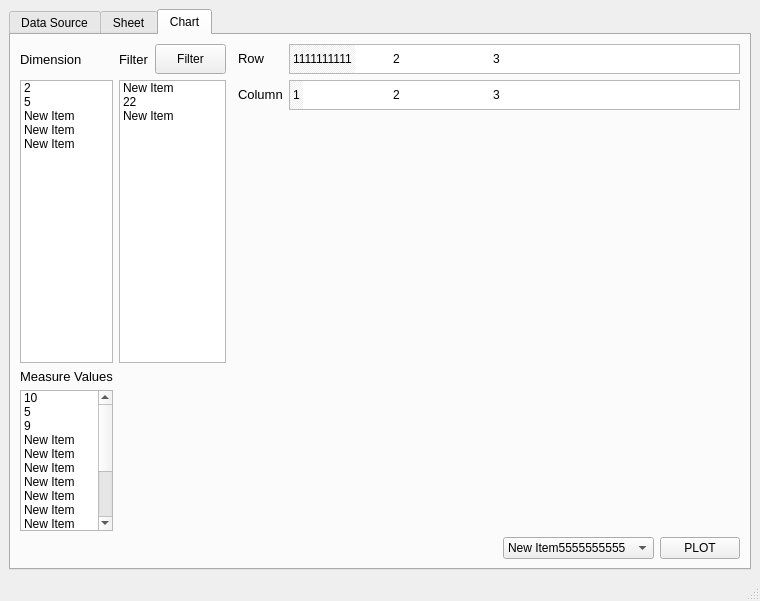
This is mainGUI.ui in ThanawatKMUTNB/DataViz as Qt 5 draws it before an edit. The edited form follows.
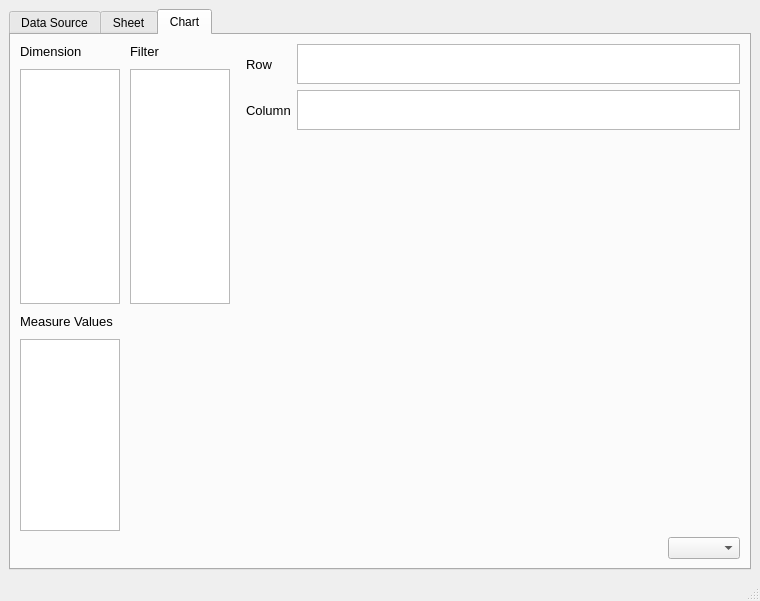
This is the edited form. The open tabs and pages were chosen to show the change. Custom widgets are drawn as their Qt base class.

```diff
--- a/mainGUI.ui
+++ b/mainGUI.ui
@@ -912,348 +912,22 @@
               <property name="maxVisibleItems">
                <number>10</number>
               </property>
-              <item>
-               <property name="text">
-                <string>New Item5555555555</string>
-               </property>
-              </item>
-              <item>
-               <property name="text">
-                <string>New Item</string>
-               </property>
-              </item>
-              <item>
-               <property name="text">
-                <string>New Item</string>
-               </property>
-              </item>
-              <item>
-               <property name="text">
-                <string>New Item</string>
-               </property>
-              </item>
-             </widget>
-            </item>
-            <item row="0" column="2">
-             <widget class="QPushButton" name="plotButton_2">
-              <property name="sizePolicy">
-               <sizepolicy hsizetype="Fixed" vsizetype="Fixed">
-                <horstretch>0</horstretch>
-                <verstretch>0</verstretch>
-               </sizepolicy>
-              </property>
-              <property name="text">
-               <string>PLOT</string>
-              </property>
              </widget>
             </item>
            </layout>
           </item>
-          <item row="0" column="2">
+          <item row="0" column="0" colspan="2">
            <layout class="QGridLayout" name="gridLayout_17">
-            <item row="1" column="0">
-             <widget class="QWidget" name="widget" native="true">
-              <property name="sizePolicy">
-               <sizepolicy hsizetype="Expanding" vsizetype="Expanding">
-                <horstretch>0</horstretch>
-                <verstretch>0</verstretch>
-               </sizepolicy>
-              </property>
-              <property name="mouseTracking">
-               <bool>true</bool>
-              </property>
-             </widget>
-            </item>
-            <item row="0" column="0">
-             <layout class="QGridLayout" name="gridLayout_18">
-              <item row="1" column="1">
-               <widget class="QListWidget" name="ColList_2">
-                <property name="sizePolicy">
-                 <sizepolicy hsizetype="Expanding" vsizetype="Preferred">
-                  <horstretch>0</horstretch>
-                  <verstretch>0</verstretch>
-                 </sizepolicy>
-                </property>
-                <property name="minimumSize">
-                 <size>
-                  <width>0</width>
-                  <height>20</height>
-                 </size>
-                </property>
-                <property name="maximumSize">
-                 <size>
-                  <width>16777215</width>
-                  <height>30</height>
-                 </size>
-                </property>
-                <property name="contextMenuPolicy">
-                 <enum>Qt::ActionsContextMenu</enum>
-                </property>
-                <property name="acceptDrops">
-                 <bool>true</bool>
-                </property>
-                <property name="layoutDirection">
-                 <enum>Qt::LeftToRight</enum>
-                </property>
-                <property name="autoFillBackground">
-                 <bool>true</bool>
-                </property>
-                <property name="autoScroll">
-                 <bool>true</bool>
-                </property>
-                <property name="autoScrollMargin">
-                 <number>5</number>
-                </property>
-                <property name="dragEnabled">
-                 <bool>true</bool>
-                </property>
-                <property name="dragDropOverwriteMode">
-                 <bool>false</bool>
-                </property>
-                <property name="dragDropMode">
-                 <enum>QAbstractItemView::DragDrop</enum>
-                </property>
-                <property name="defaultDropAction">
-                 <enum>Qt::MoveAction</enum>
-                </property>
-                <property name="selectionMode">
-                 <enum>QAbstractItemView::SingleSelection</enum>
-                </property>
-                <property name="textElideMode">
-                 <enum>Qt::ElideRight</enum>
-                </property>
-                <property name="verticalScrollMode">
-                 <enum>QAbstractItemView::ScrollPerItem</enum>
-                </property>
-                <property name="horizontalScrollMode">
-                 <enum>QAbstractItemView::ScrollPerPixel</enum>
-                </property>
-                <property name="flow">
-                 <enum>QListView::LeftToRight</enum>
-                </property>
-                <property name="isWrapping" stdset="0">
-                 <bool>false</bool>
-                </property>
-                <property name="spacing">
-                 <number>0</number>
-                </property>
-                <property name="gridSize">
-                 <size>
-                  <width>100</width>
-                  <height>0</height>
-                 </size>
-                </property>
-                <property name="viewMode">
-                 <enum>QListView::ListMode</enum>
-                </property>
-                <property name="uniformItemSizes">
-                 <bool>false</bool>
-                </property>
-                <property name="wordWrap">
-                 <bool>true</bool>
-                </property>
-                <property name="selectionRectVisible">
-                 <bool>false</bool>
-                </property>
-                <property name="sortingEnabled">
-                 <bool>false</bool>
-                </property>
-                <item>
-                 <property name="text">
-                  <string>1</string>
-                 </property>
-                 <property name="background">
-                  <brush brushstyle="Dense4Pattern">
-                   <color alpha="255">
-                    <red>238</red>
-                    <green>238</green>
-                    <blue>238</blue>
-                   </color>
-                  </brush>
-                 </property>
-                </item>
-                <item>
-                 <property name="text">
-                  <string>2</string>
-                 </property>
-                </item>
-                <item>
-                 <property name="text">
-                  <string>3</string>
-                 </property>
-                </item>
-               </widget>
-              </item>
-              <item row="1" column="0">
-               <widget class="QLabel" name="ColLabel_2">
-                <property name="sizePolicy">
-                 <sizepolicy hsizetype="Preferred" vsizetype="Fixed">
-                  <horstretch>0</horstretch>
-                  <verstretch>0</verstretch>
-                 </sizepolicy>
-                </property>
-                <property name="font">
-                 <font>
-                  <pointsize>10</pointsize>
-                 </font>
-                </property>
-                <property name="text">
-                 <string>Column</string>
-                </property>
-               </widget>
-              </item>
-              <item row="0" column="0">
-               <widget class="QLabel" name="RowLabel_2">
-                <property name="sizePolicy">
-                 <sizepolicy hsizetype="Preferred" vsizetype="Fixed">
-                  <horstretch>0</horstretch>
-                  <verstretch>0</verstretch>
-                 </sizepolicy>
-                </property>
-                <property name="font">
-                 <font>
-                  <pointsize>10</pointsize>
-                 </font>
-                </property>
-                <property name="text">
-                 <string>Row</string>
-                </property>
-               </widget>
-              </item>
-              <item row="0" column="1">
-               <widget class="QListWidget" name="RowList_2">
-                <property name="sizePolicy">
-                 <sizepolicy hsizetype="Expanding" vsizetype="Preferred">
-                  <horstretch>0</horstretch>
-                  <verstretch>0</verstretch>
-                 </sizepolicy>
-                </property>
-                <property name="minimumSize">
-                 <size>
-                  <width>0</width>
-                  <height>20</height>
-                 </size>
-                </property>
-                <property name="maximumSize">
-                 <size>
-                  <width>16777215</width>
-                  <height>30</height>
-                 </size>
-                </property>
-                <property name="contextMenuPolicy">
-                 <enum>Qt::ActionsContextMenu</enum>
-                </property>
-                <property name="acceptDrops">
-                 <bool>true</bool>
-                </property>
-                <property name="layoutDirection">
-                 <enum>Qt::LeftToRight</enum>
-                </property>
-                <property name="autoFillBackground">
-                 <bool>true</bool>
-                </property>
-                <property name="autoScroll">
-                 <bool>true</bool>
-                </property>
-                <property name="autoScrollMargin">
-                 <number>5</number>
-                </property>
-                <property name="editTriggers">
-                 <set>QAbstractItemView::DoubleClicked|QAbstractItemView::EditKeyPressed|QAbstractItemView::SelectedClicked</set>
-                </property>
-                <property name="dragEnabled">
-                 <bool>true</bool>
-                </property>
-                <property name="dragDropOverwriteMode">
-                 <bool>true</bool>
-                </property>
-                <property name="dragDropMode">
-                 <enum>QAbstractItemView::DragDrop</enum>
-                </property>
-                <property name="defaultDropAction">
-                 <enum>Qt::MoveAction</enum>
-                </property>
-                <property name="selectionMode">
-                 <enum>QAbstractItemView::SingleSelection</enum>
-                </property>
-                <property name="textElideMode">
-                 <enum>Qt::ElideRight</enum>
-                </property>
-                <property name="verticalScrollMode">
-                 <enum>QAbstractItemView::ScrollPerItem</enum>
-                </property>
-                <property name="horizontalScrollMode">
-                 <enum>QAbstractItemView::ScrollPerPixel</enum>
-                </property>
-                <property name="flow">
-                 <enum>QListView::LeftToRight</enum>
-                </property>
-                <property name="isWrapping" stdset="0">
-                 <bool>false</bool>
-                </property>
-                <property name="spacing">
-                 <number>0</number>
-                </property>
-                <property name="gridSize">
-                 <size>
-                  <width>100</width>
-                  <height>0</height>
-                 </size>
-                </property>
-                <property name="viewMode">
-                 <enum>QListView::ListMode</enum>
-                </property>
-                <property name="uniformItemSizes">
-                 <bool>false</bool>
-                </property>
-                <property name="wordWrap">
-                 <bool>true</bool>
-                </property>
-                <property name="selectionRectVisible">
-                 <bool>false</bool>
-                </property>
-                <property name="sortingEnabled">
-                 <bool>false</bool>
-                </property>
-                <item>
-                 <property name="text">
-                  <string>1111111111</string>
-                 </property>
-                 <property name="background">
-                  <brush brushstyle="Dense4Pattern">
-                   <color alpha="255">
-                    <red>238</red>
-                    <green>238</green>
-                    <blue>238</blue>
-                   </color>
-                  </brush>
-                 </property>
-                 <property name="flags">
-                  <set>ItemIsSelectable|ItemIsDragEnabled|ItemIsDropEnabled|ItemIsUserCheckable|ItemIsEnabled|ItemIsTristate</set>
-                 </property>
-                </item>
-                <item>
-                 <property name="text">
-                  <string>2</string>
-                 </property>
-                </item>
-                <item>
-                 <property name="text">
-                  <string>3</string>
-                 </property>
-                </item>
-               </widget>
-              </item>
-             </layout>
-            </item>
-           </layout>
-          </item>
-          <item row="0" column="0">
-           <layout class="QGridLayout" name="gridLayout_19">
+            <property name="sizeConstraint">
+             <enum>QLayout::SetNoConstraint</enum>
+            </property>
+            <property name="spacing">
+             <number>10</number>
+            </property>
             <item row="0" column="0">
              <widget class="QLabel" name="DimensionValuesLabel_2">
               <property name="sizePolicy">
-               <sizepolicy hsizetype="Fixed" vsizetype="Preferred">
+               <sizepolicy hsizetype="Fixed" vsizetype="Fixed">
                 <horstretch>0</horstretch>
                 <verstretch>0</verstretch>
                </sizepolicy>
@@ -1271,20 +945,20 @@
             <item row="1" column="0" rowspan="2">
              <widget class="QListWidget" name="FileListDimension_2">
               <property name="sizePolicy">
-               <sizepolicy hsizetype="Ignored" vsizetype="Expanding">
+               <sizepolicy hsizetype="Minimum" vsizetype="Expanding">
                 <horstretch>0</horstretch>
                 <verstretch>0</verstretch>
                </sizepolicy>
               </property>
               <property name="minimumSize">
                <size>
-                <width>0</width>
-                <height>100</height>
+                <width>100</width>
+                <height>0</height>
                </size>
               </property>
               <property name="maximumSize">
                <size>
-                <width>16577215</width>
+                <width>100</width>
                 <height>16777215</height>
                </size>
               </property>
@@ -1316,36 +990,11 @@
                <number>100</number>
               </property>
               <property name="wordWrap">
-               <bool>true</bool>
+               <bool>false</bool>
               </property>
               <property name="sortingEnabled">
                <bool>true</bool>
               </property>
-              <item>
-               <property name="text">
-                <string>2</string>
-               </property>
-              </item>
-              <item>
-               <property name="text">
-                <string>5</string>
-               </property>
-              </item>
-              <item>
-               <property name="text">
-                <string>New Item</string>
-               </property>
-              </item>
-              <item>
-               <property name="text">
-                <string>New Item</string>
-               </property>
-              </item>
-              <item>
-               <property name="text">
-                <string>New Item</string>
-               </property>
-              </item>
              </widget>
             </item>
             <item row="3" column="0">
@@ -1366,41 +1015,23 @@
               </property>
              </widget>
             </item>
-            <item row="0" column="1">
-             <widget class="QLabel" name="filterLabel_2">
-              <property name="sizePolicy">
-               <sizepolicy hsizetype="Fixed" vsizetype="Fixed">
-                <horstretch>0</horstretch>
-                <verstretch>0</verstretch>
-               </sizepolicy>
-              </property>
-              <property name="minimumSize">
-               <size>
-                <width>30</width>
-                <height>30</height>
-               </size>
-              </property>
-              <property name="font">
-               <font>
-                <pointsize>10</pointsize>
-               </font>
-              </property>
-              <property name="text">
-               <string>Filter</string>
-              </property>
-             </widget>
-            </item>
             <item row="4" column="0">
              <widget class="QListWidget" name="FileListMes_2">
               <property name="sizePolicy">
-               <sizepolicy hsizetype="Ignored" vsizetype="Ignored">
+               <sizepolicy hsizetype="Minimum" vsizetype="Fixed">
                 <horstretch>0</horstretch>
                 <verstretch>0</verstretch>
                </sizepolicy>
               </property>
+              <property name="minimumSize">
+               <size>
+                <width>100</width>
+                <height>0</height>
+               </size>
+              </property>
               <property name="maximumSize">
                <size>
-                <width>16577215</width>
+                <width>100</width>
                 <height>16777215</height>
                </size>
               </property>
@@ -1431,85 +1062,10 @@
               <property name="sortingEnabled">
                <bool>true</bool>
               </property>
-              <item>
-               <property name="text">
-                <string>10</string>
-               </property>
-              </item>
-              <item>
-               <property name="text">
-                <string>5</string>
-               </property>
-              </item>
-              <item>
-               <property name="text">
-                <string>9</string>
-               </property>
-              </item>
-              <item>
-               <property name="text">
-                <string>New Item</string>
-               </property>
-              </item>
-              <item>
-               <property name="text">
-                <string>New Item</string>
-               </property>
-              </item>
-              <item>
-               <property name="text">
-                <string>New Item</string>
-               </property>
-              </item>
-              <item>
-               <property name="text">
-                <string>New Item</string>
-               </property>
-              </item>
-              <item>
-               <property name="text">
-                <string>New Item</string>
-               </property>
-              </item>
-              <item>
-               <property name="text">
-                <string>New Item</string>
-               </property>
-              </item>
-              <item>
-               <property name="text">
-                <string>New Item</string>
-               </property>
-              </item>
-              <item>
-               <property name="text">
-                <string>New Item</string>
-               </property>
-              </item>
-              <item>
-               <property name="text">
-                <string>New Item</string>
-               </property>
-              </item>
-              <item>
-               <property name="text">
-                <string>New Item</string>
-               </property>
-              </item>
-              <item>
-               <property name="text">
-                <string>New Item</string>
-               </property>
-              </item>
-              <item>
-               <property name="text">
-                <string>New Item</string>
-               </property>
-              </item>
              </widget>
             </item>
-            <item row="0" column="2">
-             <widget class="QPushButton" name="filterButton_2">
+            <item row="0" column="1" colspan="2">
+             <widget class="QLabel" name="filterLabel_2">
               <property name="sizePolicy">
                <sizepolicy hsizetype="Fixed" vsizetype="Fixed">
                 <horstretch>0</horstretch>
@@ -1518,32 +1074,37 @@
               </property>
               <property name="minimumSize">
                <size>
-                <width>30</width>
-                <height>30</height>
+                <width>0</width>
+                <height>0</height>
                </size>
               </property>
+              <property name="font">
+               <font>
+                <pointsize>10</pointsize>
+               </font>
+              </property>
               <property name="text">
-               <string> Filter </string>
+               <string>Filter</string>
               </property>
              </widget>
             </item>
-            <item row="1" column="1" rowspan="2" colspan="2">
-             <widget class="QListWidget" name="filterList_2">
+            <item row="1" column="1" rowspan="2">
+             <widget class="rowListClass" name="filterList_2">
               <property name="sizePolicy">
-               <sizepolicy hsizetype="Ignored" vsizetype="Expanding">
+               <sizepolicy hsizetype="Minimum" vsizetype="Expanding">
                 <horstretch>0</horstretch>
                 <verstretch>0</verstretch>
                </sizepolicy>
               </property>
               <property name="minimumSize">
                <size>
-                <width>70</width>
-                <height>100</height>
+                <width>100</width>
+                <height>0</height>
                </size>
               </property>
               <property name="maximumSize">
                <size>
-                <width>16577215</width>
+                <width>100</width>
                 <height>16777215</height>
                </size>
               </property>
@@ -1556,21 +1117,287 @@
               <property name="defaultDropAction">
                <enum>Qt::MoveAction</enum>
               </property>
-              <item>
-               <property name="text">
-                <string>New Item</string>
-               </property>
+             </widget>
+            </item>
+           </layout>
+          </item>
+          <item row="0" column="2">
+           <layout class="QGridLayout" name="gridLayout_18">
+            <item row="0" column="0">
+             <layout class="QGridLayout" name="gridLayout_19">
+              <item row="0" column="1">
+               <widget class="rowListClass" name="RowList_2">
+                <property name="sizePolicy">
+                 <sizepolicy hsizetype="Expanding" vsizetype="Preferred">
+                  <horstretch>0</horstretch>
+                  <verstretch>0</verstretch>
+                 </sizepolicy>
+                </property>
+                <property name="minimumSize">
+                 <size>
+                  <width>0</width>
+                  <height>40</height>
+                 </size>
+                </property>
+                <property name="maximumSize">
+                 <size>
+                  <width>16777215</width>
+                  <height>40</height>
+                 </size>
+                </property>
+                <property name="mouseTracking">
+                 <bool>true</bool>
+                </property>
+                <property name="contextMenuPolicy">
+                 <enum>Qt::DefaultContextMenu</enum>
+                </property>
+                <property name="acceptDrops">
+                 <bool>false</bool>
+                </property>
+                <property name="layoutDirection">
+                 <enum>Qt::LeftToRight</enum>
+                </property>
+                <property name="autoFillBackground">
+                 <bool>true</bool>
+                </property>
+                <property name="autoScroll">
+                 <bool>true</bool>
+                </property>
+                <property name="autoScrollMargin">
+                 <number>5</number>
+                </property>
+                <property name="editTriggers">
+                 <set>QAbstractItemView::DoubleClicked|QAbstractItemView::EditKeyPressed|QAbstractItemView::SelectedClicked</set>
+                </property>
+                <property name="showDropIndicator" stdset="0">
+                 <bool>false</bool>
+                </property>
+                <property name="dragEnabled">
+                 <bool>false</bool>
+                </property>
+                <property name="dragDropOverwriteMode">
+                 <bool>false</bool>
+                </property>
+                <property name="dragDropMode">
+                 <enum>QAbstractItemView::DragDrop</enum>
+                </property>
+                <property name="defaultDropAction">
+                 <enum>Qt::MoveAction</enum>
+                </property>
+                <property name="selectionMode">
+                 <enum>QAbstractItemView::SingleSelection</enum>
+                </property>
+                <property name="textElideMode">
+                 <enum>Qt::ElideMiddle</enum>
+                </property>
+                <property name="verticalScrollMode">
+                 <enum>QAbstractItemView::ScrollPerItem</enum>
+                </property>
+                <property name="horizontalScrollMode">
+                 <enum>QAbstractItemView::ScrollPerItem</enum>
+                </property>
+                <property name="flow">
+                 <enum>QListView::LeftToRight</enum>
+                </property>
+                <property name="isWrapping" stdset="0">
+                 <bool>false</bool>
+                </property>
+                <property name="resizeMode">
+                 <enum>QListView::Adjust</enum>
+                </property>
+                <property name="spacing">
+                 <number>0</number>
+                </property>
+                <property name="gridSize">
+                 <size>
+                  <width>100</width>
+                  <height>0</height>
+                 </size>
+                </property>
+                <property name="viewMode">
+                 <enum>QListView::ListMode</enum>
+                </property>
+                <property name="modelColumn">
+                 <number>0</number>
+                </property>
+                <property name="uniformItemSizes">
+                 <bool>false</bool>
+                </property>
+                <property name="wordWrap">
+                 <bool>false</bool>
+                </property>
+                <property name="selectionRectVisible">
+                 <bool>false</bool>
+                </property>
+                <property name="sortingEnabled">
+                 <bool>false</bool>
+                </property>
+               </widget>
               </item>
-              <item>
-               <property name="text">
-                <string>22</string>
-               </property>
+              <item row="1" column="0">
+               <widget class="QLabel" name="ColLabel_2">
+                <property name="sizePolicy">
+                 <sizepolicy hsizetype="Preferred" vsizetype="Preferred">
+                  <horstretch>0</horstretch>
+                  <verstretch>0</verstretch>
+                 </sizepolicy>
+                </property>
+                <property name="minimumSize">
+                 <size>
+                  <width>0</width>
+                  <height>30</height>
+                 </size>
+                </property>
+                <property name="font">
+                 <font>
+                  <pointsize>10</pointsize>
+                 </font>
+                </property>
+                <property name="text">
+                 <string>Column</string>
+                </property>
+               </widget>
               </item>
-              <item>
-               <property name="text">
-                <string>New Item</string>
-               </property>
+              <item row="0" column="0">
+               <widget class="QLabel" name="RowLabel_2">
+                <property name="sizePolicy">
+                 <sizepolicy hsizetype="Preferred" vsizetype="Preferred">
+                  <horstretch>0</horstretch>
+                  <verstretch>0</verstretch>
+                 </sizepolicy>
+                </property>
+                <property name="minimumSize">
+                 <size>
+                  <width>0</width>
+                  <height>30</height>
+                 </size>
+                </property>
+                <property name="font">
+                 <font>
+                  <pointsize>10</pointsize>
+                 </font>
+                </property>
+                <property name="text">
+                 <string>Row</string>
+                </property>
+               </widget>
               </item>
+              <item row="1" column="1">
+               <widget class="rowListClass" name="ColList_2">
+                <property name="sizePolicy">
+                 <sizepolicy hsizetype="Expanding" vsizetype="Preferred">
+                  <horstretch>0</horstretch>
+                  <verstretch>0</verstretch>
+                 </sizepolicy>
+                </property>
+                <property name="minimumSize">
+                 <size>
+                  <width>0</width>
+                  <height>40</height>
+                 </size>
+                </property>
+                <property name="maximumSize">
+                 <size>
+                  <width>16777215</width>
+                  <height>40</height>
+                 </size>
+                </property>
+                <property name="mouseTracking">
+                 <bool>true</bool>
+                </property>
+                <property name="contextMenuPolicy">
+                 <enum>Qt::DefaultContextMenu</enum>
+                </property>
+                <property name="acceptDrops">
+                 <bool>false</bool>
+                </property>
+                <property name="layoutDirection">
+                 <enum>Qt::LeftToRight</enum>
+                </property>
+                <property name="autoFillBackground">
+                 <bool>true</bool>
+                </property>
+                <property name="autoScroll">
+                 <bool>true</bool>
+                </property>
+                <property name="autoScrollMargin">
+                 <number>5</number>
+                </property>
+                <property name="showDropIndicator" stdset="0">
+                 <bool>false</bool>
+                </property>
+                <property name="dragEnabled">
+                 <bool>false</bool>
+                </property>
+                <property name="dragDropOverwriteMode">
+                 <bool>false</bool>
+                </property>
+                <property name="dragDropMode">
+                 <enum>QAbstractItemView::DragDrop</enum>
+                </property>
+                <property name="defaultDropAction">
+                 <enum>Qt::MoveAction</enum>
+                </property>
+                <property name="selectionMode">
+                 <enum>QAbstractItemView::SingleSelection</enum>
+                </property>
+                <property name="textElideMode">
+                 <enum>Qt::ElideMiddle</enum>
+                </property>
+                <property name="verticalScrollMode">
+                 <enum>QAbstractItemView::ScrollPerItem</enum>
+                </property>
+                <property name="horizontalScrollMode">
+                 <enum>QAbstractItemView::ScrollPerItem</enum>
+                </property>
+                <property name="flow">
+                 <enum>QListView::LeftToRight</enum>
+                </property>
+                <property name="isWrapping" stdset="0">
+                 <bool>false</bool>
+                </property>
+                <property name="resizeMode">
+                 <enum>QListView::Adjust</enum>
+                </property>
+                <property name="spacing">
+                 <number>0</number>
+                </property>
+                <property name="gridSize">
+                 <size>
+                  <width>100</width>
+                  <height>0</height>
+                 </size>
+                </property>
+                <property name="viewMode">
+                 <enum>QListView::ListMode</enum>
+                </property>
+                <property name="modelColumn">
+                 <number>0</number>
+                </property>
+                <property name="uniformItemSizes">
+                 <bool>false</bool>
+                </property>
+                <property name="wordWrap">
+                 <bool>false</bool>
+                </property>
+                <property name="selectionRectVisible">
+                 <bool>false</bool>
+                </property>
+                <property name="sortingEnabled">
+                 <bool>false</bool>
+                </property>
+               </widget>
+              </item>
+             </layout>
+            </item>
+            <item row="1" column="0">
+             <widget class="QWidget" name="widget" native="true">
+              <property name="sizePolicy">
+               <sizepolicy hsizetype="Expanding" vsizetype="Expanding">
+                <horstretch>0</horstretch>
+                <verstretch>0</verstretch>
+               </sizepolicy>
+              </property>
              </widget>
             </item>
            </layout>
```
Left out of the diff: 54 changed lines with no effect on the pictures.
